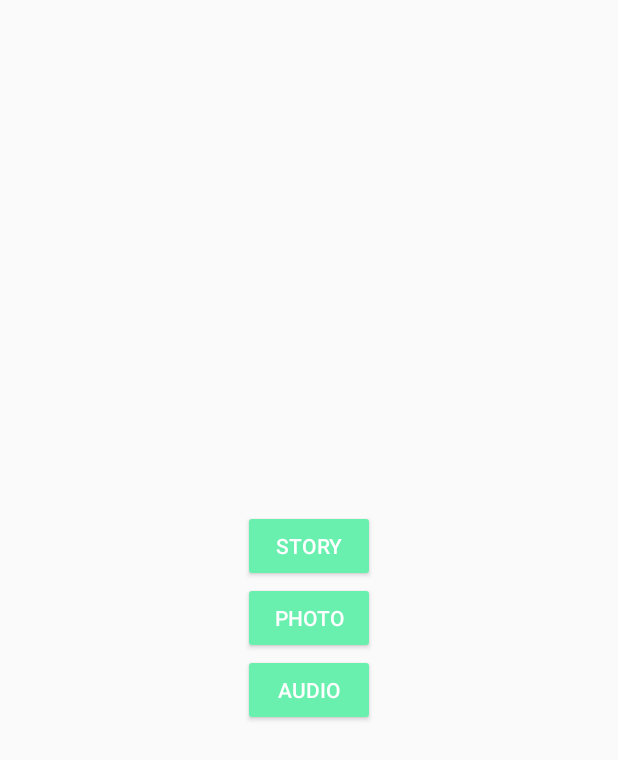
After one commit to geft/Story, an Android app: the layout activity_menu.xml on its own in the app's theme, with its tools: preview values and no code run, on a phone screen of 412 x 824 dp. The commit adds this screen. Shown: the top 760 px of the screen. Run offline under Robolectric (Android 15) with nearby library versions, the phone set to English and light mode, and no system bars.

Commit message:
Implement menu activity

```diff
--- a/app/src/main/java/com/mager/story/core/CoreActivity.java
+++ b/app/src/main/java/com/mager/story/core/CoreActivity.java
@@ -78,7 +78,7 @@ public abstract class CoreActivity<P extends CorePresenter, VM extends CoreViewM
 
     @Override
     protected void onSaveInstanceState(Bundle outState) {
-        Parcelable parcelable = Parcels.wrap(createViewModel().getClass(), createViewModel());
+        Parcelable parcelable = Parcels.wrap(viewModel.getClass(), viewModel);
         outState.putParcelable(PARCEL, parcelable);
 
         super.onSaveInstanceState(outState);
@@ -88,7 +88,9 @@ public abstract class CoreActivity<P extends CorePresenter, VM extends CoreViewM
     protected void onRestoreInstanceState(Bundle savedInstanceState) {
         super.onRestoreInstanceState(savedInstanceState);
 
-        viewModel = Parcels.unwrap(savedInstanceState.getParcelable(PARCEL));
+        if (savedInstanceState != null) {
+            viewModel = Parcels.unwrap(savedInstanceState.getParcelable(PARCEL));
+        }
     }
 
     protected abstract VM createViewModel();
--- a/app/src/main/res/layout/activity_home.xml
+++ b/app/src/main/res/layout/activity_home.xml
@@ -34,5 +34,4 @@
             android:layout_centerHorizontal="true" />
 
     </RelativeLayout>
-
 </layout>
--- /dev/null
+++ b/app/src/main/res/layout/activity_menu.xml
@@ -0,0 +1,46 @@
+<?xml version="1.0" encoding="utf-8"?>
+<layout xmlns:android="http://schemas.android.com/apk/res/android">
+
+    <data>
+
+        <variable
+            name="viewModel"
+            type="com.mager.story.menu.MenuViewModel" />
+
+        <variable
+            name="onClickListener"
+            type="android.view.View.OnClickListener" />
+    </data>
+
+    <LinearLayout
+        android:layout_width="match_parent"
+        android:layout_height="match_parent"
+        android:gravity="center"
+        android:orientation="vertical">
+
+        <Button
+            android:id="@+id/button_story"
+            style="@style/Widget.AppCompat.Button.Colored"
+            android:layout_width="wrap_content"
+            android:layout_height="wrap_content"
+            android:onClick="@{onClickListener::onClick}"
+            android:text="@string/menu_button_story" />
+
+        <Button
+            android:id="@+id/button_photo"
+            style="@style/Widget.AppCompat.Button.Colored"
+            android:layout_width="wrap_content"
+            android:layout_height="wrap_content"
+            android:onClick="@{onClickListener::onClick}"
+            android:text="@string/menu_button_photo" />
+
+        <Button
+            android:id="@+id/button_audio"
+            style="@style/Widget.AppCompat.Button.Colored"
+            android:layout_width="wrap_content"
+            android:layout_height="wrap_content"
+            android:onClick="@{onClickListener::onClick}"
+            android:text="@string/menu_button_audio" />
+
+    </LinearLayout>
+</layout>
--- a/app/src/main/res/values/dimens.xml
+++ b/app/src/main/res/values/dimens.xml
@@ -1,8 +1,13 @@
 <?xml version="1.0" encoding="utf-8"?>
 <resources>
+    <!-- padding -->
     <dimen name="zero">0dp</dimen>
     <dimen name="one">1dp</dimen>
     <dimen name="half_padding">8dp</dimen>
     <dimen name="default_padding">16dp</dimen>
     <dimen name="double_padding">32dp</dimen>
+
+    <!-- shape -->
+    <dimen name="default_radius">4dp</dimen>
+    <dimen name="half_radius">2dp</dimen>
 </resources>
--- a/app/src/main/res/values/strings.xml
+++ b/app/src/main/res/values/strings.xml
@@ -6,6 +6,12 @@
     <string name="auth_signed_out">User is signed out</string>
     <string name="auth_sign_in_success">Successfully signed in</string>
     <string name="auth_sign_in_fail">Failed to sign in</string>
+    <string name="auth_connection_fail">Failed to connect</string>
 
-    <string name="error_connection_fail">Failed to connect</string>
+    <string name="menu_title">Main Menu</string>
+    <string name="menu_button_story">Story</string>
+    <string name="menu_button_photo">Photo</string>
+    <string name="menu_button_audio">Audio</string>
+
+    <string name="action_settings">Settings</string>
 </resources>
```
Also changed, not shown: app/src/main/AndroidManifest.xml (+13 -3 lines), app/src/main/java/com/mager/story/home/HomeActivity.java (+4 -7 lines), app/src/main/java/com/mager/story/menu/MenuActivity.java (added, +47 -0 lines), app/src/main/java/com/mager/story/menu/MenuPresenter.java (added, +18 -0 lines), app/src/main/java/com/mager/story/menu/MenuViewModel.java (added, +10 -0 lines), app/src/main/java/com/mager/story/util/FirebaseHelper.java (+12 -10 lines), app/src/main/res/drawable/button_core.xml (added, +15 -0 lines), app/src/main/res/values/styles-button.xml (added, +14 -0 lines), app/src/main/res/values/styles-text.xml (added, +27 -0 lines).
